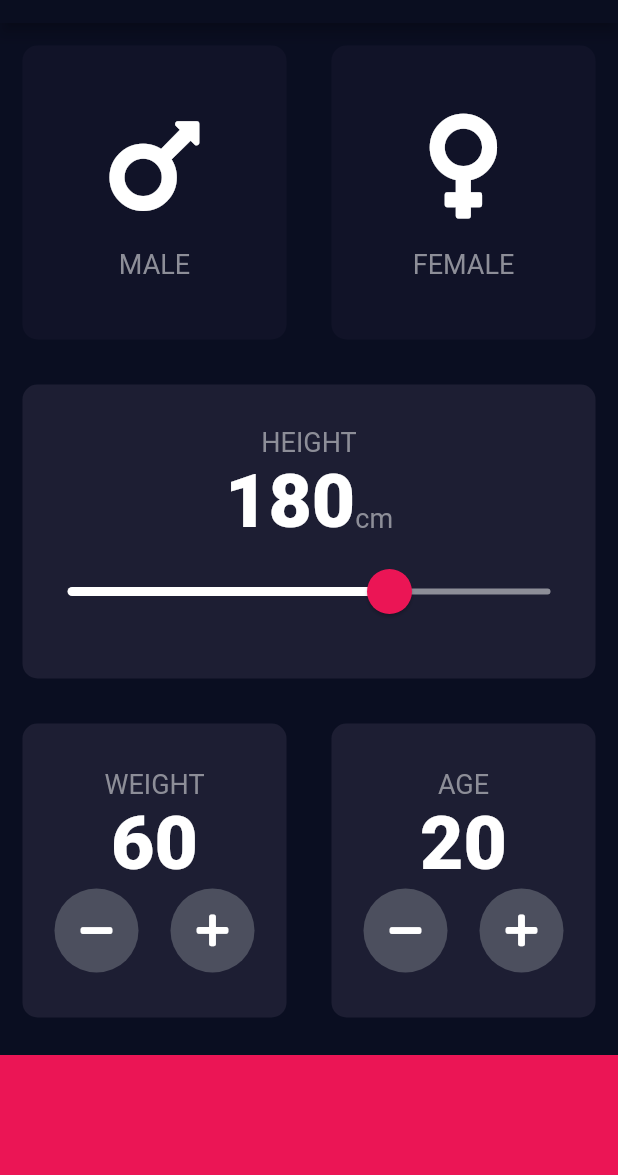
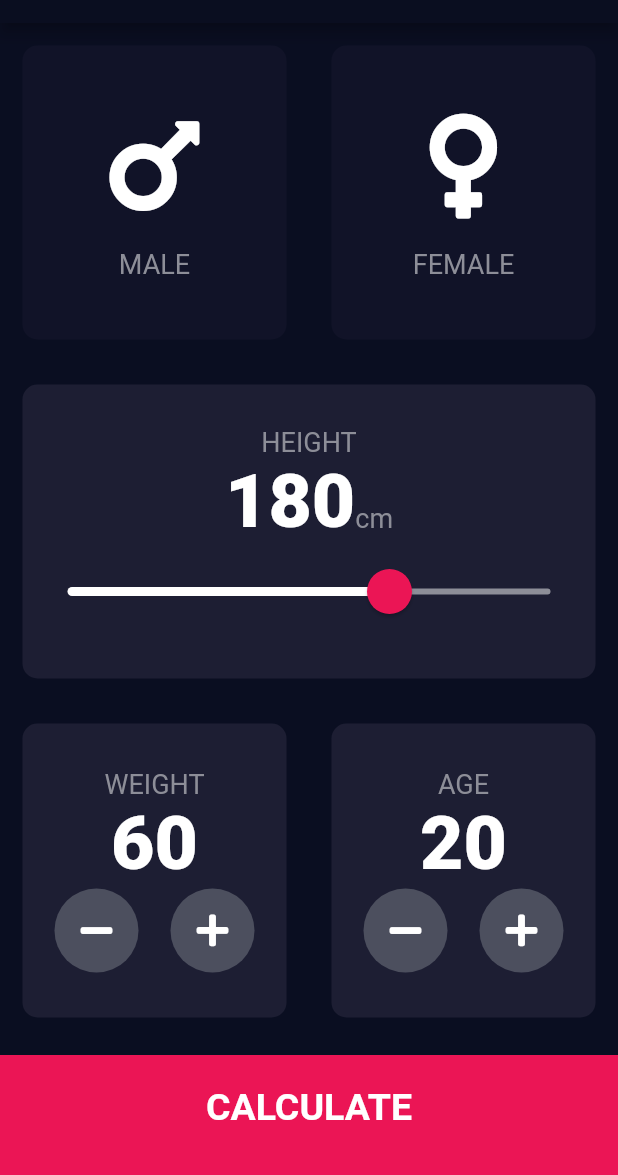
Before and after one commit to CylonSam/bmi-calculator-flutter, a Flutter app: the screen it shows after launch, on a phone screen of 412 x 824 dp, the part 61-1236 px from its top. Run offline on Flutter 3.47's test engine with Material 2 defaults, Android fonts, the phone set to English and light mode, and no system bars; our stand-ins replace font_awesome_flutter.

```diff
--- /dev/null
+++ b/lib/components/bottom_button.dart
@@ -0,0 +1,32 @@
+import 'package:flutter/material.dart';
+
+import '../constants.dart';
+
+class BottomButton extends StatelessWidget {
+  BottomButton({@required this.onTap, this.buttonTitle});
+
+  final Function? onTap;
+  final String? buttonTitle;
+
+  @override
+  Widget build(BuildContext context) {
+    return GestureDetector(
+      onTap: () {
+        onTap!();
+      },
+      child: Container(
+        child: Center(
+          child: Text(
+            buttonTitle!,
+            style: kLargeButtonTextStyle,
+          ),
+        ),
+        color: kBottomContainerColor,
+        margin: EdgeInsets.only(top: 10.0),
+        padding: EdgeInsets.only(bottom: 10),
+        width: double.infinity,
+        height: kBottomContainerHeight,
+      ),
+    );
+  }
+}
--- a/lib/icon_content.dart
+++ b/lib/components/icon_content.dart
@@ -1,6 +1,6 @@
 import 'package:flutter/material.dart';
 import 'package:font_awesome_flutter/font_awesome_flutter.dart';
-import 'constants.dart';
+import '../constants.dart';
 
 
 class IconContent extends StatelessWidget {
--- /dev/null
+++ b/lib/components/round_icon_button.dart
@@ -0,0 +1,22 @@
+import 'package:flutter/material.dart';
+
+class RoundIconButton extends StatelessWidget {
+  RoundIconButton({@required this.icon, @required this.onPressed});
+
+  final IconData? icon;
+  final Function? onPressed;
+
+  @override
+  Widget build(BuildContext context) {
+    return RawMaterialButton(
+      child: Icon(icon),
+      constraints: BoxConstraints.tightFor(width: 56, height: 56),
+      elevation: 0,
+      shape: CircleBorder(),
+      fillColor: Color(0xFF4c4F5E),
+      onPressed: () {
+        onPressed!();
+      },
+    );
+  }
+}
--- a/lib/constants.dart
+++ b/lib/constants.dart
@@ -14,3 +14,16 @@ const kNumberTextStyle = TextStyle(
   fontSize: 50,
   fontWeight: FontWeight.w900,
 );
+
+const kLargeButtonTextStyle = TextStyle(
+  fontSize: 25,
+  fontWeight: FontWeight.bold,
+);
+
+const kTitleTextStyle = TextStyle(fontSize: 50, fontWeight: FontWeight.bold);
+
+const kResultTextStyle = TextStyle(color: Color(0xFF24D876), fontSize: 22, fontWeight: FontWeight.bold);
+
+const kBMITextStyle = TextStyle(fontSize: 100, fontWeight: FontWeight.bold);
+
+const kBodyTextStyle = TextStyle(fontSize: 22);
--- a/lib/main.dart
+++ b/lib/main.dart
@@ -1,5 +1,5 @@
 import 'package:flutter/material.dart';
-import 'input_page.dart';
+import 'screens/input_page.dart';
 
 void main() {
   runApp(MyApp());
--- a/lib/input_page.dart
+++ b/lib/screens/input_page.dart
@@ -1,9 +1,12 @@
 import 'package:flutter/material.dart';
 import 'package:font_awesome_flutter/font_awesome_flutter.dart';
+import 'package:new_bmi_calculator/screens/results_page.dart';
 
-import 'constants.dart';
-import 'icon_content.dart';
-import 'reusable_card.dart';
+import '../components/bottom_button.dart';
+import '../constants.dart';
+import '../components/icon_content.dart';
+import '../components/reusable_card.dart';
+import '../components/round_icon_button.dart';
 
 enum Gender {
   male,
@@ -164,17 +167,27 @@ class _InputPageState extends State<InputPage> {
                     cardChild: Column(
                       mainAxisAlignment: MainAxisAlignment.center,
                       children: [
-                        Text('AGE', style: kLabelTextStyle,),
-                        Text(age.toString(), style: kNumberTextStyle,),
+                        Text(
+                          'AGE',
+                          style: kLabelTextStyle,
+                        ),
+                        Text(
+                          age.toString(),
+                          style: kNumberTextStyle,
+                        ),
                         Row(
                           mainAxisAlignment: MainAxisAlignment.spaceEvenly,
                           children: [
-                            RoundIconButton(icon: FontAwesomeIcons.minus, onPressed: () {
+                            RoundIconButton(
+                                icon: FontAwesomeIcons.minus,
+                                onPressed: () {
                                   setState(() {
                                     age--;
                                   });
                                 }),
-                            RoundIconButton(icon: FontAwesomeIcons.plus, onPressed: () {
+                            RoundIconButton(
+                                icon: FontAwesomeIcons.plus,
+                                onPressed: () {
                                   setState(() {
                                     age++;
                                   });
@@ -188,35 +201,11 @@ class _InputPageState extends State<InputPage> {
               ],
             ),
           ),
-          Container(
-            color: kBottomContainerColor,
-            margin: EdgeInsets.only(top: 10.0),
-            width: double.infinity,
-            height: kBottomContainerHeight,
-          )
+          BottomButton(buttonTitle: 'CALCULATE', onTap: () {
+            Navigator.push(context, MaterialPageRoute(builder: (context) => ResultPage()));
+          },)
         ],
       ),
     );
   }
 }
-
-class RoundIconButton extends StatelessWidget {
-  RoundIconButton({@required this.icon, @required this.onPressed});
-
-  final IconData? icon;
-  final Function? onPressed;
-
-  @override
-  Widget build(BuildContext context) {
-    return RawMaterialButton(
-      child: Icon(icon),
-      constraints: BoxConstraints.tightFor(width: 56, height: 56),
-      elevation: 0,
-      shape: CircleBorder(),
-      fillColor: Color(0xFF4c4F5E),
-      onPressed: () {
-        onPressed!();
-      },
-    );
-  }
-}
```
Also changed, not shown: lib/screens/results_page.dart (added, +53 -0 lines), lib/components/reusable_card.dart (renamed from lib/reusable_card.dart). Lines whose indentation alone changed are shown as unchanged.
